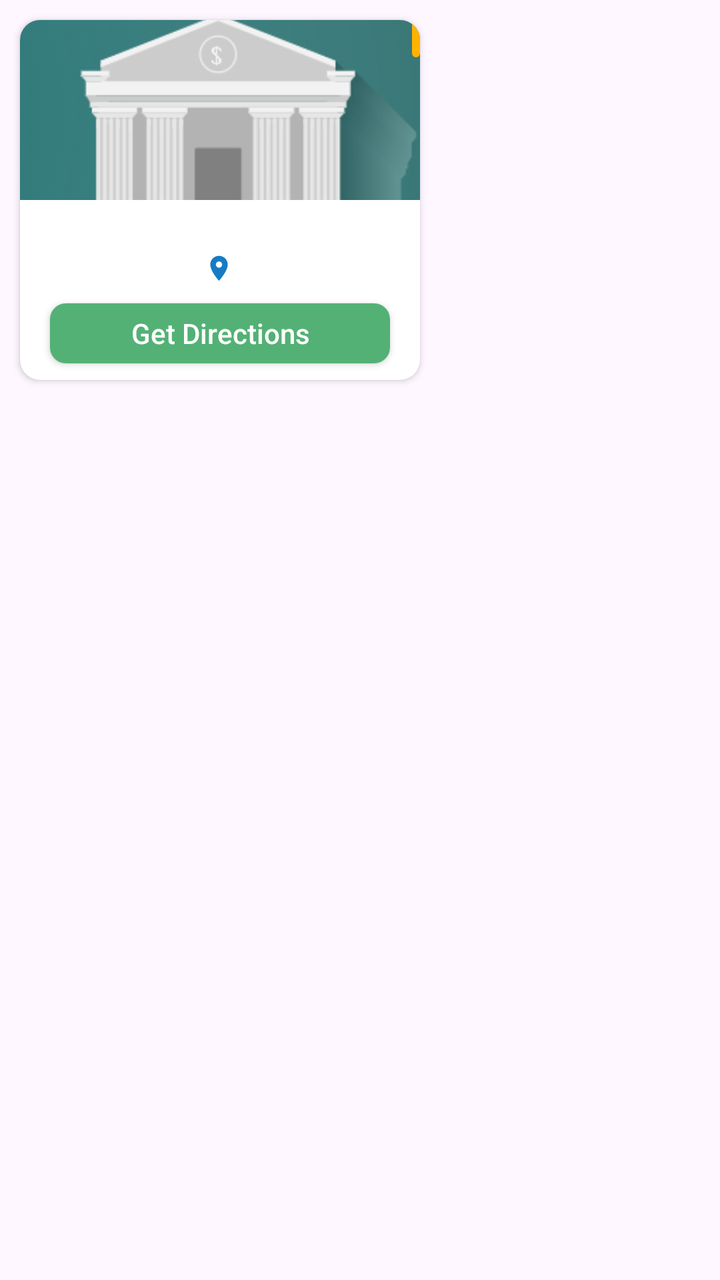
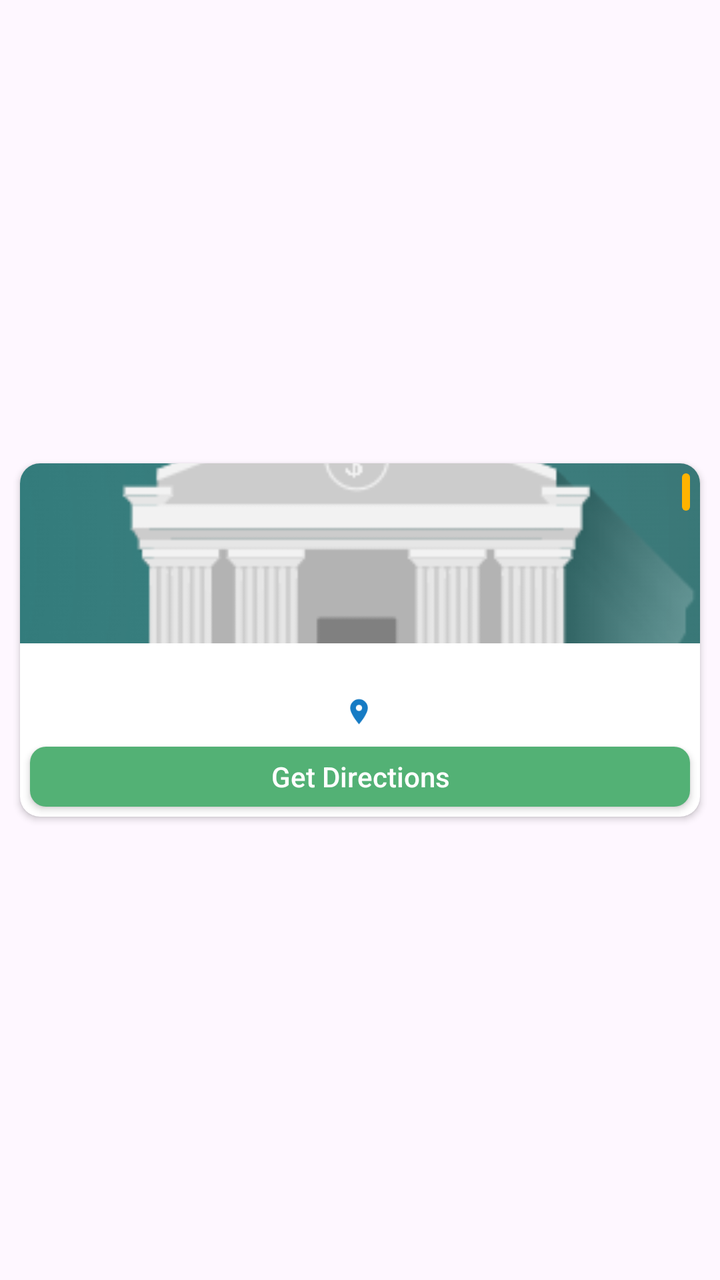

Before-and-after screenshots of an Android layout around one commit, followed by the original layout XML and the change that was made.
<!-- AndroidManifest.xml: application theme Theme.DEEP -->
<!-- res/layout/item_eye_bank.xml -->
<?xml version="1.0" encoding="utf-8"?>
<layout xmlns:android="http://schemas.android.com/apk/res/android"
    xmlns:app="http://schemas.android.com/apk/res-auto">

    <data>

        <variable
            name="eyeBankDetails"
            type="com.example.deep.model.EyeBank" />
    </data>


    <androidx.constraintlayout.widget.ConstraintLayout
        android:layout_width="match_parent"
        android:layout_height="match_parent">


        <androidx.cardview.widget.CardView
            android:layout_width="200dp"
            android:layout_height="180dp"
            android:layout_margin="10dp"
            android:elevation="4dp"
            app:cardCornerRadius="10dp"
            app:layout_constraintStart_toStartOf="parent"
            app:layout_constraintTop_toTopOf="parent">

            <LinearLayout
                android:layout_width="match_parent"
                android:layout_height="match_parent"
                android:layout_gravity="center"
                android:orientation="vertical">

                <FrameLayout
                    android:layout_width="match_parent"
                    android:layout_height="90dp">

                    <ImageView
                        android:layout_width="match_parent"
                        android:layout_height="match_parent"
                        android:scaleType="centerCrop"
                        android:src="@drawable/eye_bank_item_img" />

                    <TextView
                        android:id="@+id/distance"
                        android:layout_width="wrap_content"
                        android:layout_height="wrap_content"
                        android:layout_gravity="end"
                        android:background="@drawable/edt_back"
                        android:backgroundTint="#FFB300"
                        android:fontFamily="@font/lexend"
                        android:padding="2dp"
                        android:text="@{eyeBankDetails.distance}"
                        android:textColor="@color/white"
                        android:textSize="11sp" />

                </FrameLayout>


                <TextView
                    android:id="@+id/eyeBankName"
                    android:layout_width="match_parent"
                    android:layout_height="wrap_content"
                    android:layout_marginTop="6dp"
                    android:fontFamily="@font/lexend_semibold"
                    android:text="@{eyeBankDetails.name}"
                    android:textAlignment="center"
                    android:textSize="13sp" />

                <LinearLayout
                    android:layout_width="match_parent"
                    android:layout_height="wrap_content"
                    android:layout_marginTop="3dp"
                    android:gravity="center_horizontal"
                    android:orientation="horizontal">

                    <ImageView
                        android:layout_width="15dp"
                        android:layout_height="15dp"
                        android:layout_gravity="center_vertical"
                        android:src="@drawable/location"
                        app:tint="@color/blue" />

                    <TextView
                        android:id="@+id/eyeBankAddress"
                        android:layout_width="wrap_content"
                        android:layout_height="wrap_content"
                        android:layout_gravity="center"
                        android:layout_marginStart="1dp"
                        android:fontFamily="@font/lexend"
                        android:text="@{eyeBankDetails.address}"
                        android:textSize="11sp" />


                </LinearLayout>


                <androidx.appcompat.widget.AppCompatButton
                    android:id="@+id/getDirectionBtn"
                    android:layout_width="match_parent"
                    android:layout_height="30dp"
                    android:layout_marginStart="15dp"
                    android:layout_marginTop="10dp"
                    android:layout_marginEnd="15dp"
                    android:background="@drawable/edt_back"
                    android:backgroundTint="@color/darkgren"
                    android:text="Get Directions"
                    android:textAllCaps="false"
                    android:textColor="@color/white" />


            </LinearLayout>

        </androidx.cardview.widget.CardView>

    </androidx.constraintlayout.widget.ConstraintLayout>
</layout>
<!-- resources referenced by this layout -->
<resources>
  <color name="blue">#167BC4</color>
  <color name="darkgren">#53B175</color>
  <color name="white">#FFFFFFFF</color>
  <!-- drawable edt_back (drawable) -->
  <?xml version="1.0" encoding="utf-8"?>
  <selector xmlns:android="http://schemas.android.com/apk/res/android">
  
  
      <item android:state_enabled="true">
          <shape android:shape="rectangle">
              <solid android:color="@color/edttextBg" />
              <corners android:radius="8dp" />
          </shape>
      </item>
  
  
  </selector>
  <!-- drawable eye_bank_item_img: png bitmap (drawable, 31819 bytes) -->
  <!-- drawable location (drawable) -->
  <vector xmlns:android="http://schemas.android.com/apk/res/android"
      android:width="24dp"
      android:height="24dp"
      android:tint="#000000"
      android:viewportWidth="24"
      android:viewportHeight="24">
  
      <path
          android:fillColor="@android:color/white"
          android:pathData="M12,2C8.13,2 5,5.13 5,9c0,5.25 7,13 7,13s7,-7.75 7,-13c0,-3.87 -3.13,-7 -7,-7zM12,11.5c-1.38,0 -2.5,-1.12 -2.5,-2.5s1.12,-2.5 2.5,-2.5 2.5,1.12 2.5,2.5 -1.12,2.5 -2.5,2.5z" />
  
  </vector>
  <style name="Theme.DEEP" parent="Base.Theme.DEEP" />
  <color name="edttextBg">#E2E2E3</color>
  <style name="Base.Theme.DEEP" parent="Theme.Material3.DayNight.NoActionBar">
          
          
  
          <item name="android:windowIsTranslucent">true</item>
      </style>
</resources>

<!-- the commit's change to res/layout/item_eye_bank.xml (unified diff, before → after) -->
@@ -12,15 +12,18 @@
 
     <androidx.constraintlayout.widget.ConstraintLayout
         android:layout_width="match_parent"
-        android:layout_height="match_parent">
+        android:layout_marginBottom="15dp"
+        android:layout_height="wrap_content">
 
 
         <androidx.cardview.widget.CardView
-            android:layout_width="200dp"
-            android:layout_height="180dp"
-            android:layout_margin="10dp"
+            android:layout_width="match_parent"
+            android:layout_height="wrap_content"
+          android:layout_marginStart="10dp"
+            android:layout_marginEnd="10dp"
             android:elevation="4dp"
             app:cardCornerRadius="10dp"
+            app:layout_constraintBottom_toBottomOf="parent"
             app:layout_constraintStart_toStartOf="parent"
             app:layout_constraintTop_toTopOf="parent">
 
@@ -49,6 +52,8 @@
                         android:backgroundTint="#FFB300"
                         android:fontFamily="@font/lexend"
                         android:padding="2dp"
+                      android:layout_marginTop="5dp"
+                        android:layout_marginEnd="5dp"
                         android:text="@{eyeBankDetails.distance}"
                         android:textColor="@color/white"
                         android:textSize="11sp" />
@@ -87,6 +92,7 @@
                         android:layout_gravity="center"
                         android:layout_marginStart="1dp"
                         android:fontFamily="@font/lexend"
+                        android:textColor="@color/black"
                         android:text="@{eyeBankDetails.address}"
                         android:textSize="11sp" />
 
@@ -98,13 +104,15 @@
                     android:id="@+id/getDirectionBtn"
                     android:layout_width="match_parent"
                     android:layout_height="30dp"
-                    android:layout_marginStart="15dp"
                     android:layout_marginTop="10dp"
-                    android:layout_marginEnd="15dp"
+                  android:layout_weight="1"
+                    android:layout_marginStart="5dp"
+                    android:layout_marginEnd="5dp"
                     android:background="@drawable/edt_back"
                     android:backgroundTint="@color/darkgren"
                     android:text="Get Directions"
                     android:textAllCaps="false"
+                    android:layout_marginBottom="5dp"
                     android:textColor="@color/white" />
 
 
<!-- resource entries referenced after the edit -->
@@ -1,5 +1,6 @@
 <!-- resources referenced by this layout -->
 <resources>
+  <color name="black">#FF000000</color>
   <color name="blue">#167BC4</color>
   <color name="darkgren">#53B175</color>
   <color name="white">#FFFFFFFF</color>
